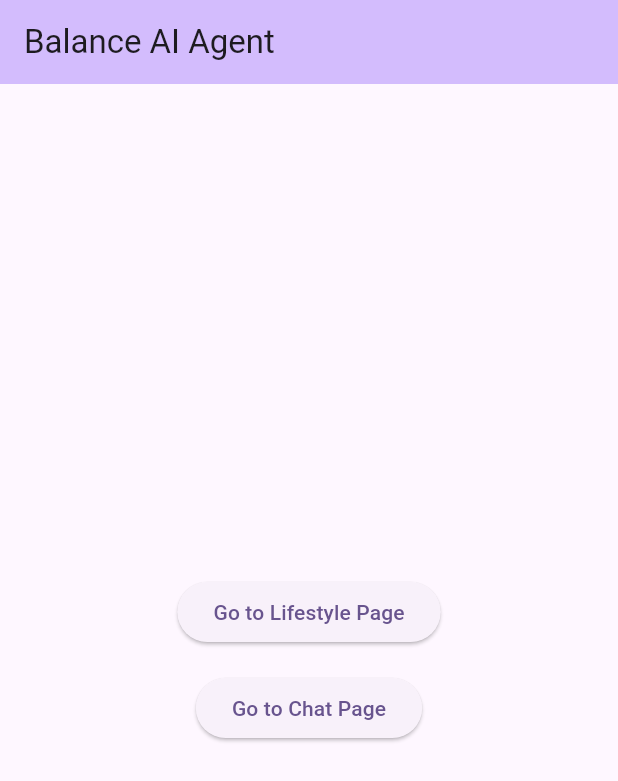
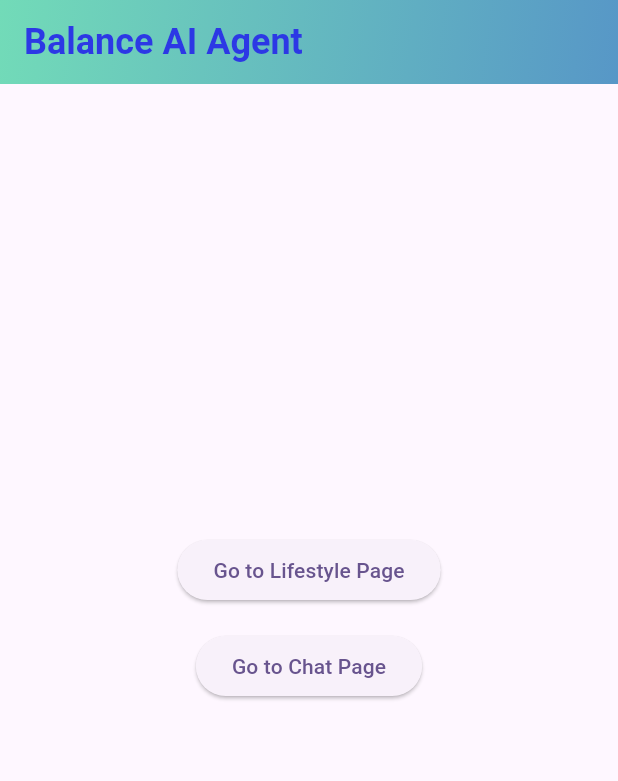
Before and after one commit to yamamomo2022/balance_ai_agent, a Flutter app: the screen it shows after launch, on a phone screen of 412 x 824 dp. Shown: the top 781 px of the screen. Run offline on Flutter 3.47's test engine with Material 3 defaults, Android fonts, the phone set to English and light mode, and no system bars; our stand-ins replace dio.

Commit message:
feat: 🎸 update_appbar

```diff
--- a/lib/main.dart
+++ b/lib/main.dart
@@ -28,9 +28,28 @@ class MyHomePage extends StatelessWidget {
   @override
   Widget build(BuildContext context) {
     return Scaffold(
+      extendBodyBehindAppBar: true,
       appBar: AppBar(
-        backgroundColor: Theme.of(context).colorScheme.inversePrimary,
-        title: Text(title),
+        flexibleSpace: Container(
+          decoration: const BoxDecoration(
+            gradient: LinearGradient(
+              colors: [
+                Color.fromARGB(255, 114, 219, 184),
+                Color.fromARGB(255, 87, 151, 199)
+              ], // グラデーションの色を指定
+              begin: Alignment.topLeft,
+              end: Alignment.bottomRight,
+            ),
+          ),
+        ),
+        elevation: 0, // 影の強さを指定
+        // backgroundColor: Colors.transparent, // 背景色を透明にする
+        title: Text(title,
+            style: const TextStyle(
+                color: Color.fromARGB(255, 44, 56, 229),
+                fontFamily: "Roboto",
+                fontSize: 24,
+                fontWeight: FontWeight.bold)),
       ),
       body: Center(
         child: Column(
```
